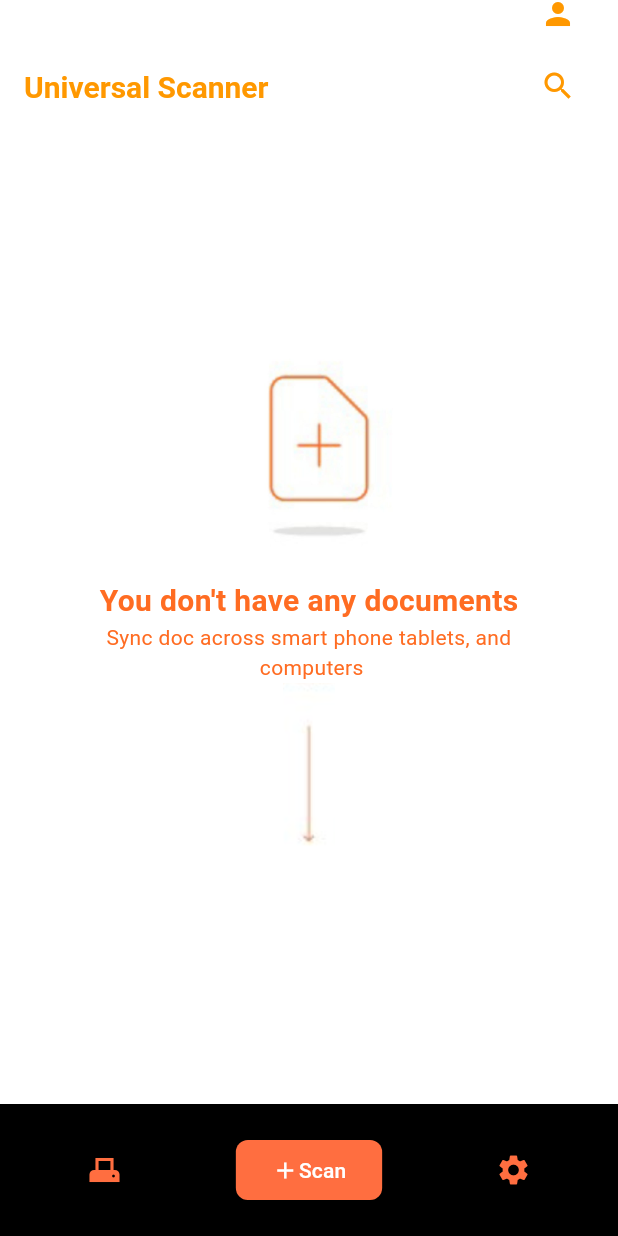
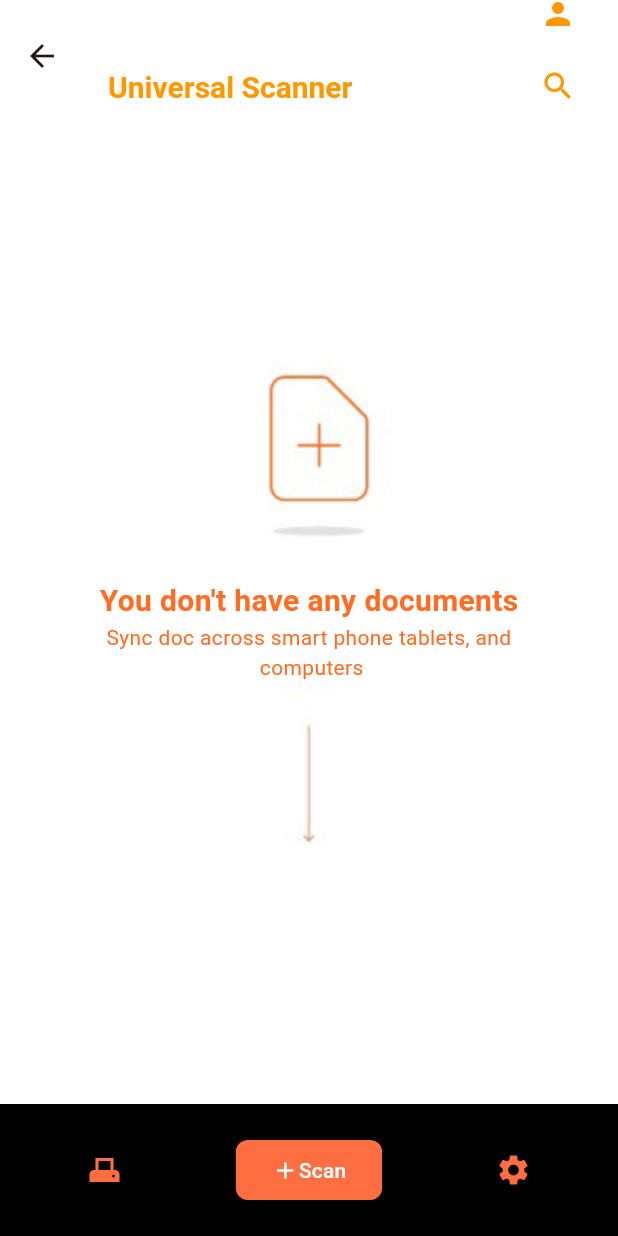
Before and after one commit to Mohamedihab29592/us_scan, a Flutter app: the screen it shows after launch, after a tap on "Sign up", on a phone screen of 412 x 824 dp. Run offline on Flutter 3.47's test engine with Material 3 defaults, Android fonts, the phone set to English and light mode, and no system bars.

Commit message:
first commit

```diff
--- a/lib/screens/scan_screen.dart
+++ b/lib/screens/scan_screen.dart
@@ -61,12 +61,7 @@ class _ScanScreenState extends State<ScanScreen> {
       body: SafeArea(
         child: Column(
           children: [
-            const Spacer(),
-            Center(
-              child: SingleChildScrollView(
-                physics: const AlwaysScrollableScrollPhysics(),
-                child: Column(
-                  children: [
+            Spacer(),
             SizedBox(
               height: 180,
               child: Image.asset("assets/images/no_scan_image.jpeg"),
@@ -86,11 +81,8 @@ class _ScanScreenState extends State<ScanScreen> {
               height: 150,
               child: Image.asset("assets/images/arrow.png"),
             ),
-                  ],
-                ),
-              ),
-            ),
             const Spacer(),
+
             if(isOpen)
 
             Container(
--- a/lib/screens/sign_up_screen.dart
+++ b/lib/screens/sign_up_screen.dart
@@ -20,26 +20,36 @@ class _SignUpScreenState extends State<SignUpScreen> {
       backgroundColor: Colors.white,
 
       body: SafeArea(
+        child: SingleChildScrollView(
           child: Padding(
-          padding: const EdgeInsets.all(60.0),
+            padding: const EdgeInsets.all(20.0),
+            child: SingleChildScrollView(
               child: Column(
-            mainAxisAlignment: MainAxisAlignment.spaceBetween,
                 children: [
                   const Center(
                       child: Text(
                     'Sign up',
                     style: TextStyle(fontSize: 20,color: Colors.black),
                   )),
+                   SizedBox(height: 25,),
 
                    const MyFormTextField(title: 'name',),
+                  SizedBox(height: 25,),
+
                   const MyFormTextField(title: 'Email',),
+                  SizedBox(height: 25,),
+
                   const MyFormTextField(title: 'password',),
+                  SizedBox(height: 25,),
+
                   const MyFormTextField(title: 'confirm\npassword',),
+                  SizedBox(height: 25,),
+
 
                   ElevatedButton(
                     onPressed: () {
                       // Add your button click logic here
-                  Navigator.of(context).pushReplacement(
+                      Navigator.of(context).push(
                         MaterialPageRoute(builder: (context) => const ScanScreen()),
                       );
                     },
@@ -59,6 +69,8 @@ class _SignUpScreenState extends State<SignUpScreen> {
               ),
             ),
           ),
+        ),
+      ),
     );
   }
 }
```
Lines whose indentation alone changed are shown as unchanged.
